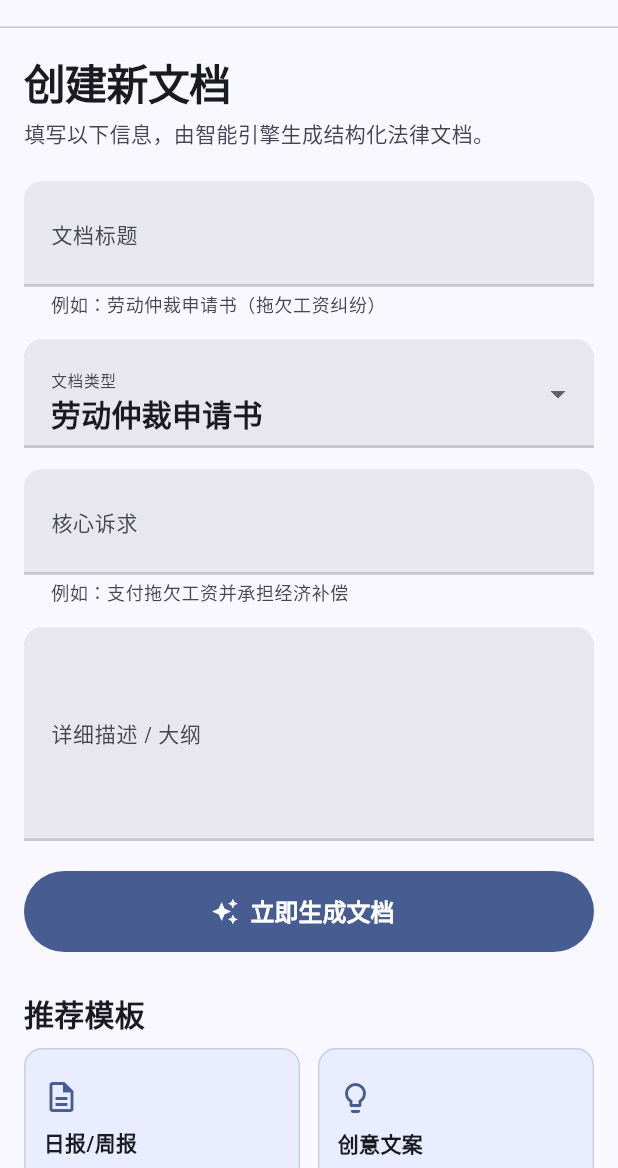
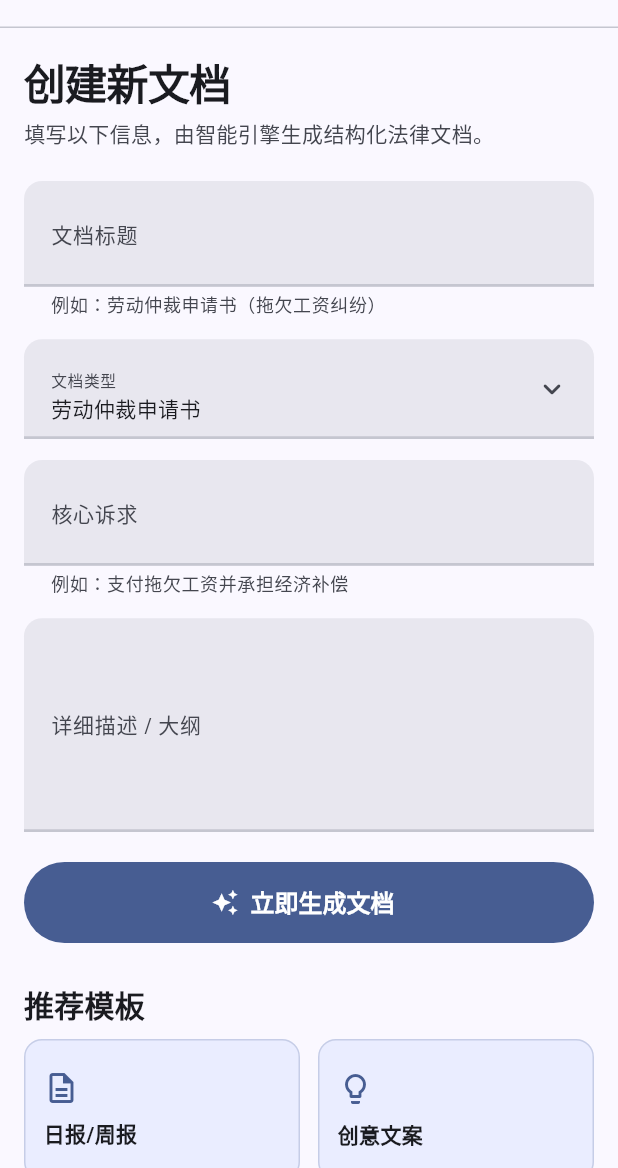
Before and after one commit to uuo00n/LexCore-app, a Flutter app: the DocumentGeneratePage screen opened by its route, on a phone screen of 412 x 824 dp, the part 68-1236 px from its top. Run offline on Flutter 3.47's test engine with Material 3 defaults, Android fonts, the phone set to English and light mode, and no system bars; our stand-ins replace dio, equatable, flutter_markdown, flutter_riverpod, flutter_svg, go_router and 6 more; missing offline and left inert: dlibphonenumber, tdesign_flutter; accounts and stored records are empty.

Commit message:
feat(document): 将文档类型选择组件重构为支持搜索过滤的 DropdownMenu
- 将 `_Md3DropdownField` 从 `StatelessWidget` 重构为 `StatefulWidget`，并从 `DropdownButtonFormField` 迁移至 `DropdownMenu`
- 新增对文档类型的过滤与搜索支持 (`enableFilter`, `enableSearch`)
- 优化下拉菜单交互体验，包括：
    - 增加选中项的 `check_rounded` 图标反馈与字体加粗
    - 自定义 `MenuStyle`，支持圆角、阴影与 `surfaceContainerHighest` 背景色
    - 统一展开/收起图标为 `keyboard_arrow_down_rounded` 和 `keyboard_arrow_up_rounded`
- 补充 `document_generate_page_test.dart` 测试用例，覆盖下拉菜单的渲染、过滤搜索及选项切换逻辑

```diff
--- a/lib/features/document/presentation/pages/document_generate_page.dart
+++ b/lib/features/document/presentation/pages/document_generate_page.dart
@@ -184,12 +184,7 @@ class _GenerateForm extends StatelessWidget {
         _Md3DropdownField(
           label: '文档类型',
           value: documentType,
-          items: const [
-            DropdownMenuItem(value: '劳动仲裁申请书', child: Text('劳动仲裁申请书')),
-            DropdownMenuItem(value: '律师函', child: Text('律师函')),
-            DropdownMenuItem(value: '合同审查意见', child: Text('合同审查意见')),
-            DropdownMenuItem(value: '企业合规报告', child: Text('企业合规报告')),
-          ],
+          options: const ['劳动仲裁申请书', '律师函', '合同审查意见', '企业合规报告'],
           onChanged: onTypeChanged,
         ),
         const SizedBox(height: 14),
@@ -419,26 +414,138 @@ class _Md3TextField extends StatelessWidget {
   }
 }
 
-class _Md3DropdownField extends StatelessWidget {
+class _Md3DropdownField extends StatefulWidget {
   const _Md3DropdownField({
     required this.label,
     required this.value,
-    required this.items,
+    required this.options,
     required this.onChanged,
   });
 
   final String label;
   final String value;
-  final List<DropdownMenuItem<String>> items;
+  final List<String> options;
   final ValueChanged<String?> onChanged;
 
   @override
+  State<_Md3DropdownField> createState() => _Md3DropdownFieldState();
+}
+
+class _Md3DropdownFieldState extends State<_Md3DropdownField> {
+  late final TextEditingController _controller;
+  late final FocusNode _focusNode;
+
+  @override
+  void initState() {
+    super.initState();
+    _controller = TextEditingController(text: widget.value);
+    _focusNode = FocusNode()..addListener(_handleFocusChange);
+  }
+
+  @override
+  void didUpdateWidget(covariant _Md3DropdownField oldWidget) {
+    super.didUpdateWidget(oldWidget);
+    if (oldWidget.value != widget.value && _controller.text != widget.value) {
+      _controller.text = widget.value;
+    }
+  }
+
+  @override
+  void dispose() {
+    _focusNode.removeListener(_handleFocusChange);
+    _focusNode.dispose();
+    _controller.dispose();
+    super.dispose();
+  }
+
+  void _handleFocusChange() {
+    if (!_focusNode.hasFocus && _controller.text != widget.value) {
+      _controller.text = widget.value;
+    }
+  }
+
+  @override
   Widget build(BuildContext context) {
-    return DropdownButtonFormField<String>(
-      initialValue: value,
-      items: items,
-      onChanged: onChanged,
-      decoration: _md3Decoration(context, label: label),
+    final colorScheme = Theme.of(context).colorScheme;
+    final textTheme = Theme.of(context).textTheme;
+
+    return DropdownMenu<String>(
+      controller: _controller,
+      focusNode: _focusNode,
+      initialSelection: widget.value,
+      dropdownMenuEntries: widget.options
+          .map(
+            (option) => DropdownMenuEntry<String>(
+              value: option,
+              label: option,
+              trailingIcon: option == widget.value
+                  ? Icon(
+                      Icons.check_rounded,
+                      size: 18,
+                      color: colorScheme.primary,
+                    )
+                  : null,
+              style: ButtonStyle(
+                padding: const WidgetStatePropertyAll<EdgeInsetsGeometry>(
+                  EdgeInsets.symmetric(horizontal: 14, vertical: 12),
+                ),
+                textStyle: WidgetStatePropertyAll<TextStyle?>(
+                  textTheme.labelLarge?.copyWith(
+                    fontWeight: option == widget.value
+                        ? FontWeight.w700
+                        : FontWeight.w500,
+                  ),
+                ),
+              ),
+            ),
+          )
+          .toList(),
+      onSelected: (selection) {
+        if (selection == null) {
+          return;
+        }
+        _controller.text = selection;
+        widget.onChanged(selection);
+      },
+      enableFilter: true,
+      enableSearch: true,
+      requestFocusOnTap: true,
+      menuHeight: 280,
+      textStyle: textTheme.bodyMedium,
+      expandedInsets: EdgeInsets.zero,
+      trailingIcon: Icon(
+        Icons.keyboard_arrow_down_rounded,
+        color: colorScheme.onSurfaceVariant,
+      ),
+      selectedTrailingIcon: Icon(
+        Icons.keyboard_arrow_up_rounded,
+        color: colorScheme.primary,
+      ),
+      menuStyle: MenuStyle(
+        backgroundColor: WidgetStatePropertyAll<Color>(
+          colorScheme.surfaceContainerHighest,
+        ),
+        surfaceTintColor: WidgetStatePropertyAll<Color>(
+          colorScheme.surfaceTint.withValues(alpha: 0),
+        ),
+        shadowColor: WidgetStatePropertyAll<Color>(
+          colorScheme.shadow.withValues(alpha: 0.2),
+        ),
+        elevation: const WidgetStatePropertyAll<double>(8),
+        padding: const WidgetStatePropertyAll<EdgeInsetsGeometry>(
+          EdgeInsets.symmetric(vertical: 8),
+        ),
+        side: WidgetStatePropertyAll<BorderSide>(
+          BorderSide(color: colorScheme.outlineVariant),
+        ),
+        shape: const WidgetStatePropertyAll<RoundedRectangleBorder>(
+          RoundedRectangleBorder(
+            borderRadius: BorderRadius.all(Radius.circular(16)),
+          ),
+        ),
+      ),
+      decorationBuilder: (context, controller) =>
+          _md3Decoration(context, label: widget.label),
     );
   }
 }
```
Also changed, not shown: 1 other file.
